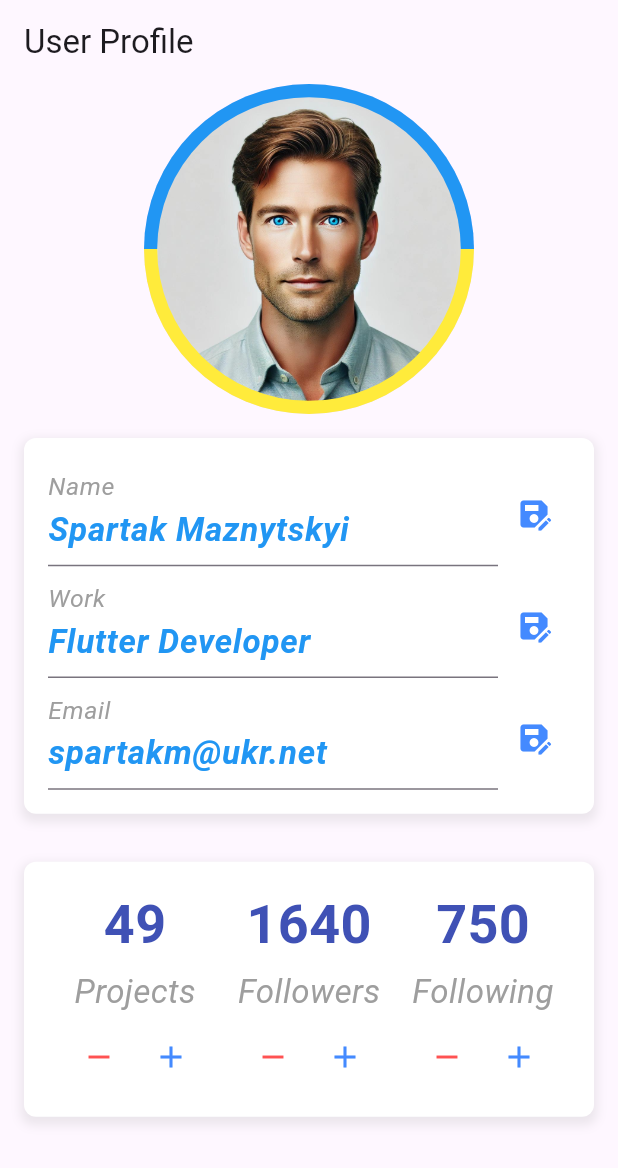
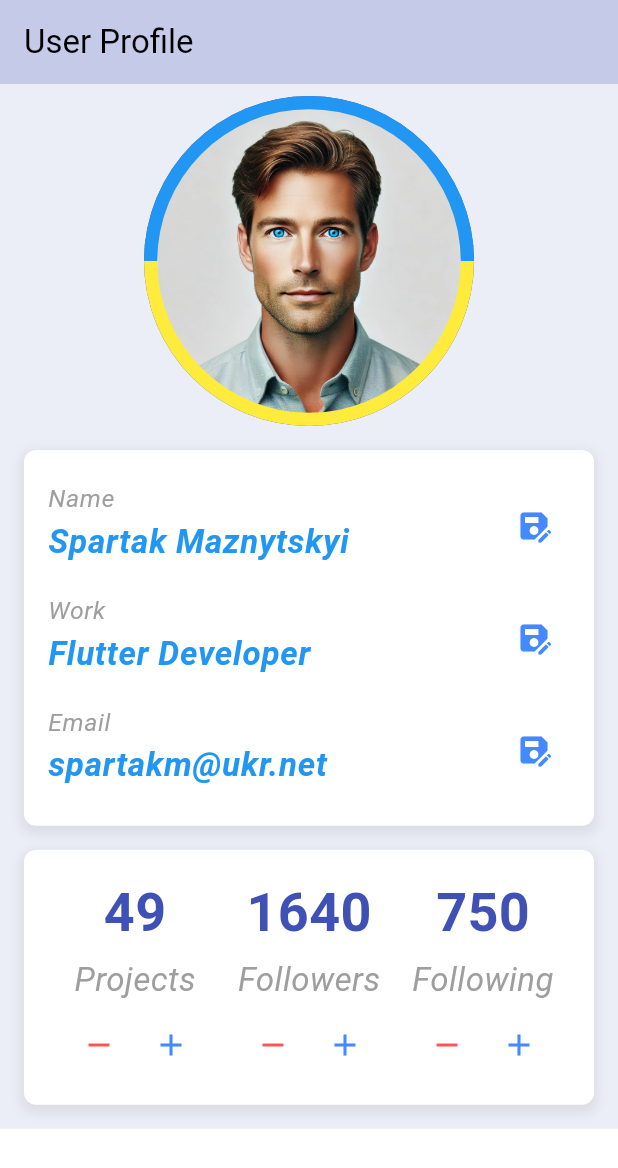
Before and after one commit to Spartakm67/flutter_home_work7, a Flutter app: the screen it shows after launch, on a phone screen of 412 x 824 dp. Shown: the top 1168 px of the screen. Run offline on Flutter 3.47's test engine with Material 3 defaults, Android fonts, the phone set to English and light mode, and no system bars.

Commit message:
Styles updated

```diff
--- a/lib/main.dart
+++ b/lib/main.dart
@@ -14,7 +14,9 @@ class ProfileApp extends StatelessWidget {
       debugShowCheckedModeBanner: false,
       home: const ProfilePage(),
       theme: ThemeData(
-        primarySwatch: Colors.blue,
+        colorScheme: ColorScheme.fromSwatch(
+          primarySwatch: Colors.indigo,
+        ),
       ),
     );
   }
--- a/lib/screens/profile_page.dart
+++ b/lib/screens/profile_page.dart
@@ -14,9 +14,12 @@ class _ProfilePageState extends State<ProfilePage> {
   Widget build(BuildContext context) {
     return Scaffold(
       appBar: AppBar(
+        backgroundColor: Theme.of(context).colorScheme.primary.withOpacity(0.3),
         title: const Text('User Profile'),
       ),
-      body: LayoutBuilder(
+      body: Container(
+        color: Theme.of(context).colorScheme.primary.withOpacity(0.1),
+        child: LayoutBuilder(
           builder: (context, constraints) {
             return const SingleChildScrollView(
               child: Column(
@@ -32,6 +35,7 @@ class _ProfilePageState extends State<ProfilePage> {
             );
           },
         ),
+      ),
     );
   }
 }
--- a/lib/widgets/avatar_assets_container.dart
+++ b/lib/widgets/avatar_assets_container.dart
@@ -16,7 +16,7 @@ class ImageAssetsContainer extends StatelessWidget {
         child: Stack(
           alignment: Alignment.center,
           children: [
-           Container(
+            Container(
              width: avatarRadius * 2,
              height: avatarRadius * 2,
               decoration: const BoxDecoration(
--- a/lib/widgets/profile_header.dart
+++ b/lib/widgets/profile_header.dart
@@ -26,6 +26,7 @@ class _ProfileHeaderState extends State<ProfileHeader> {
   Widget build(BuildContext context) {
     return Column(
       children: [
+        const SizedBox(height: 8),
         const ImageAssetsContainer(),
         UserDetails(
           name: name,
--- a/lib/widgets/user_status_widget_stateful.dart
+++ b/lib/widgets/user_status_widget_stateful.dart
@@ -61,7 +61,9 @@ class _UserStatusWidgetState extends State<UserStatusWidget> {
     double paddingValue = screenWidth < 400 ? 8.0 : 16.0;
 
     return Padding(
-      padding: EdgeInsets.all(paddingValue),
+      padding: EdgeInsets.only(
+          left: paddingValue, right: paddingValue, bottom: paddingValue,
+      ),
       child: Container(
         padding: EdgeInsets.all(paddingValue),
         decoration: ContainerStyles.containerDecoration,
@@ -77,7 +79,8 @@ class _UserStatusWidgetState extends State<UserStatusWidget> {
     );
   }
 
-  Widget _buildStatistic(String label, int count, String type, BuildContext context) {
+  Widget _buildStatistic(
+      String label, int count, String type, BuildContext context,) {
     return Column(
       mainAxisAlignment: MainAxisAlignment.center,
       children: [
@@ -95,11 +98,17 @@ class _UserStatusWidgetState extends State<UserStatusWidget> {
           mainAxisAlignment: MainAxisAlignment.center,
           children: [
             IconButton(
-              icon: const Icon(Icons.remove, color: Colors.redAccent,),
+              icon: const Icon(
+                Icons.remove,
+                color: Colors.redAccent,
+              ),
               onPressed: () => _decrementCount(type),
             ),
             IconButton(
-              icon: const Icon(Icons.add, color: Colors.blueAccent,),
+              icon: const Icon(
+                Icons.add,
+                color: Colors.blueAccent,
+              ),
               onPressed: () => _incrementCount(type),
             ),
           ],
```
Lines whose indentation alone changed are shown as unchanged.
